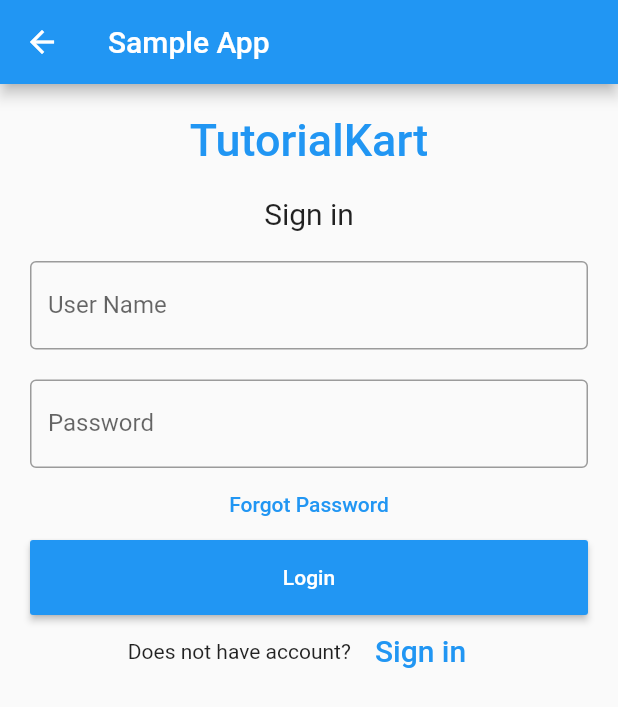
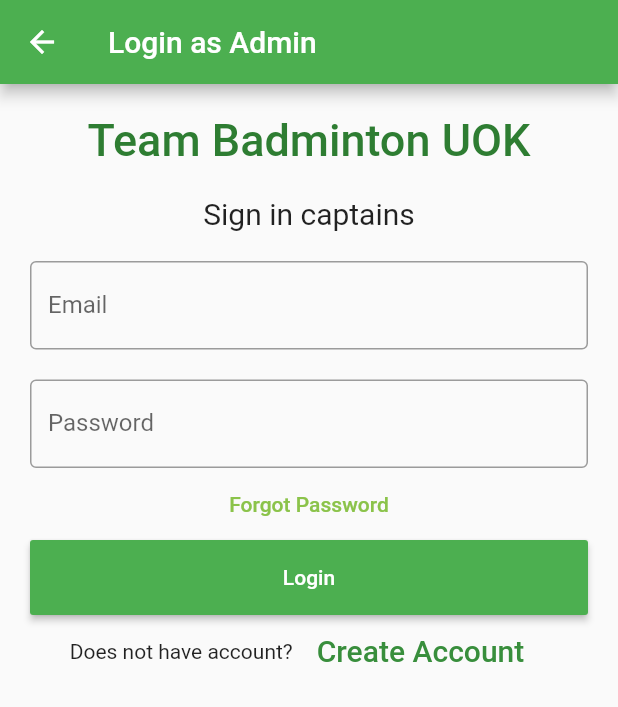
Before and after one commit to Kavindu-Gayantha/Badminton-2020, a Flutter app: the Login screen opened directly, on a phone screen of 412 x 824 dp. Shown: the top 707 px of the screen. Run offline on Flutter 3.47's test engine with Material 2 defaults, Android fonts, the phone set to English and light mode, and no system bars.

Commit message:
changed login screen ui

```diff
--- a/badminton2020/lib/UI/LoginScreen/login.dart
+++ b/badminton2020/lib/UI/LoginScreen/login.dart
@@ -16,7 +16,9 @@
   Widget build(BuildContext context) {
     return Scaffold(
         appBar: AppBar(
-          title: Text('Sample App'),
+          title: Text('Login as Admin'),
+          backgroundColor: Colors.green.shade500,
+
         ),
         body: Padding(
             padding: EdgeInsets.all(10),
@@ -26,9 +28,9 @@
                     alignment: Alignment.center,
                     padding: EdgeInsets.all(10),
                     child: Text(
-                      'TutorialKart',
+                      'Team Badminton UOK',
                       style: TextStyle(
-                          color: Colors.blue,
+                          color: Colors.green.shade800,
                           fontWeight: FontWeight.w500,
                           fontSize: 30),
                     )),
@@ -36,7 +38,7 @@
                     alignment: Alignment.center,
                     padding: EdgeInsets.all(10),
                     child: Text(
-                      'Sign in',
+                      'Sign in captains',
                       style: TextStyle(fontSize: 20),
                     )),
                 Container(
@@ -45,7 +47,8 @@
                     controller: nameController,
                     decoration: InputDecoration(
                       border: OutlineInputBorder(),
-                      labelText: 'User Name',
+                      labelText: 'Email',
+
                     ),
                   ),
                 ),
@@ -64,7 +67,7 @@
                   onPressed: (){
                     //forgot password screen
                   },
-                  textColor: Colors.blue,
+                  textColor: Colors.lightGreen,
                   child: Text('Forgot Password'),
                 ),
                 Container(
@@ -72,21 +75,26 @@
                     padding: EdgeInsets.fromLTRB(10, 0, 10, 0),
                     child: RaisedButton(
                       textColor: Colors.white,
-                      color: Colors.blue,
+                      color: Colors.green,
                       child: Text('Login'),
                       onPressed: () {
                         print(nameController.text);
                         print(passwordController.text);
+                        Navigator.push(
+                          context, MaterialPageRoute(
+                            builder: (context)=> welcomescreen()),
+                            );
                       },
-                    )),
+                    )
+                    ),
                 Container(
                   child: Row(
                     children: <Widget>[
                       Text('Does not have account?'),
                       FlatButton(
-                        textColor: Colors.blue,
+                        textColor: Colors.green.shade700,
                         child: Text(
-                          'Sign in',
+                          'Create Account',
                           style: TextStyle(fontSize: 20),
                         ),
                         onPressed: () {
--- a/badminton2020/lib/UI/welcome.dart
+++ b/badminton2020/lib/UI/welcome.dart
@@ -42,7 +42,9 @@
             child:Text('GO to APP'),
             textTheme: ButtonTextTheme.accent,
             textColor: Colors.blue,
+
             ),
+
 
           Text('or'),
           RaisedButton(
```
